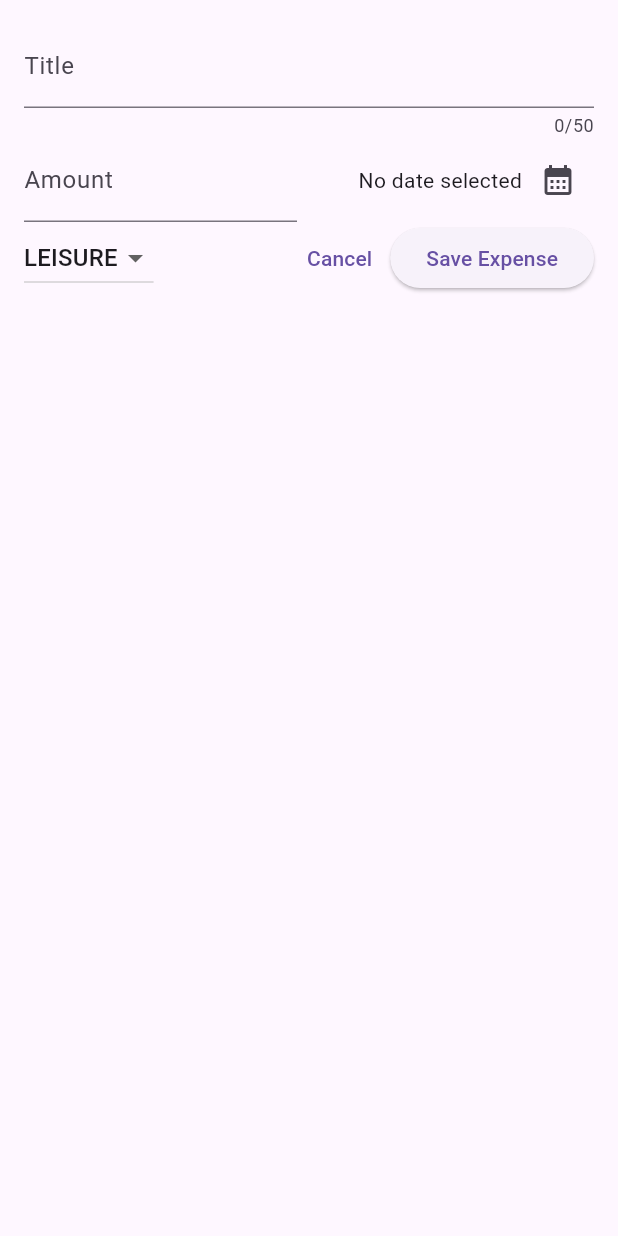
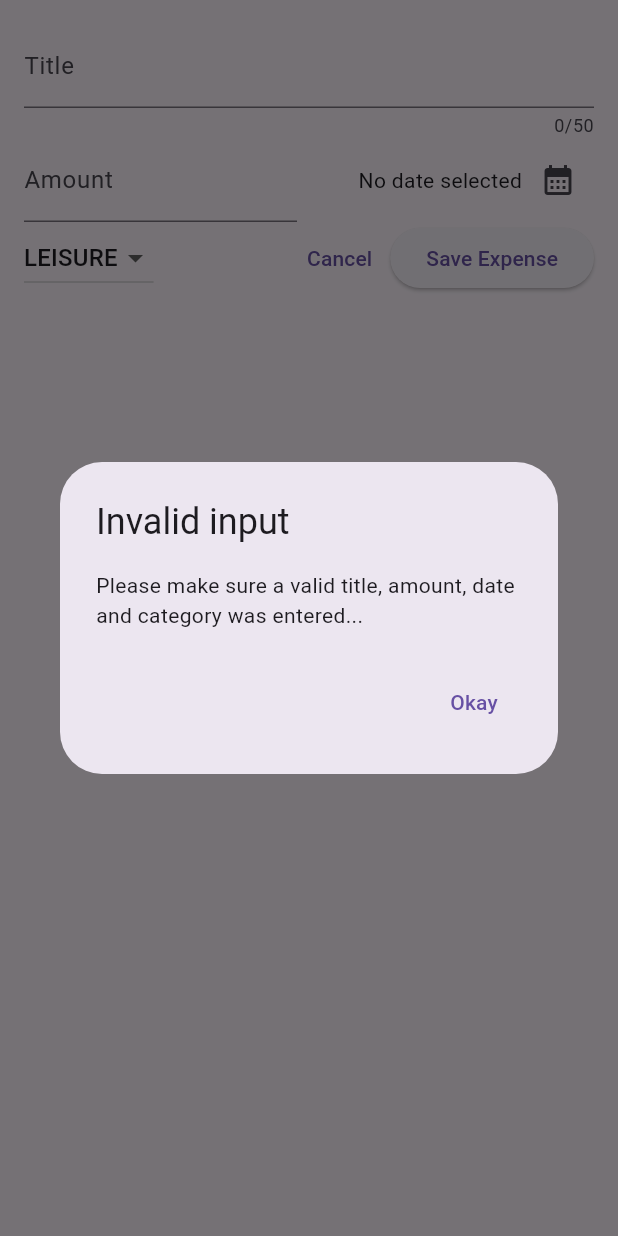
Before and after one commit to GunseliUnsal/expense_tracker_app, a Flutter app: the NewExpense widget shown alone on an empty page, opened directly, after a tap on "Save Expense", on a phone screen of 412 x 824 dp. Run offline on Flutter 3.47's test engine with Material 2 defaults, Android fonts, the phone set to English and light mode, and no system bars.

```diff
--- a/lib/widgets/new_expense.dart
+++ b/lib/widgets/new_expense.dart
@@ -29,6 +29,33 @@ class _NewExpenseState extends State<NewExpense> {
     setState(() {
       _selectedDate = pickedDate;
     });
+  }
+
+  void _submitExpenseData() {
+    final enteredAmount = double.tryParse(_amountController.text);
+    final amountIsInvalid = enteredAmount == null || enteredAmount <= 0;
+    if (_titleController.text.trim().isEmpty ||
+        amountIsInvalid ||
+        _selectedDate == null) {
+      showDialog(
+        context: context,
+        builder: (ctx) => AlertDialog(
+          title: const Text("Invalid input"),
+          content: const Text(
+              "Please make sure a valid title, amount, date and category was entered..."),
+          actions: [
+            TextButton(
+              onPressed: () {
+                Navigator.pop(ctx);
+              },
+              child: const Text("Okay"),
+            ),
+          ],
+        ),
+      );
+      return;
+    }
+    ;
   }
 
   @override
@@ -108,10 +135,7 @@ class _NewExpenseState extends State<NewExpense> {
                 child: const Text("Cancel"),
               ),
               ElevatedButton(
-                  onPressed: () {
-                    print(_titleController.text);
-                    print(_amountController.text);
-                  },
+                  onPressed: _submitExpenseData,
                   child: const Text("Save Expense"))
             ],
           )
```
